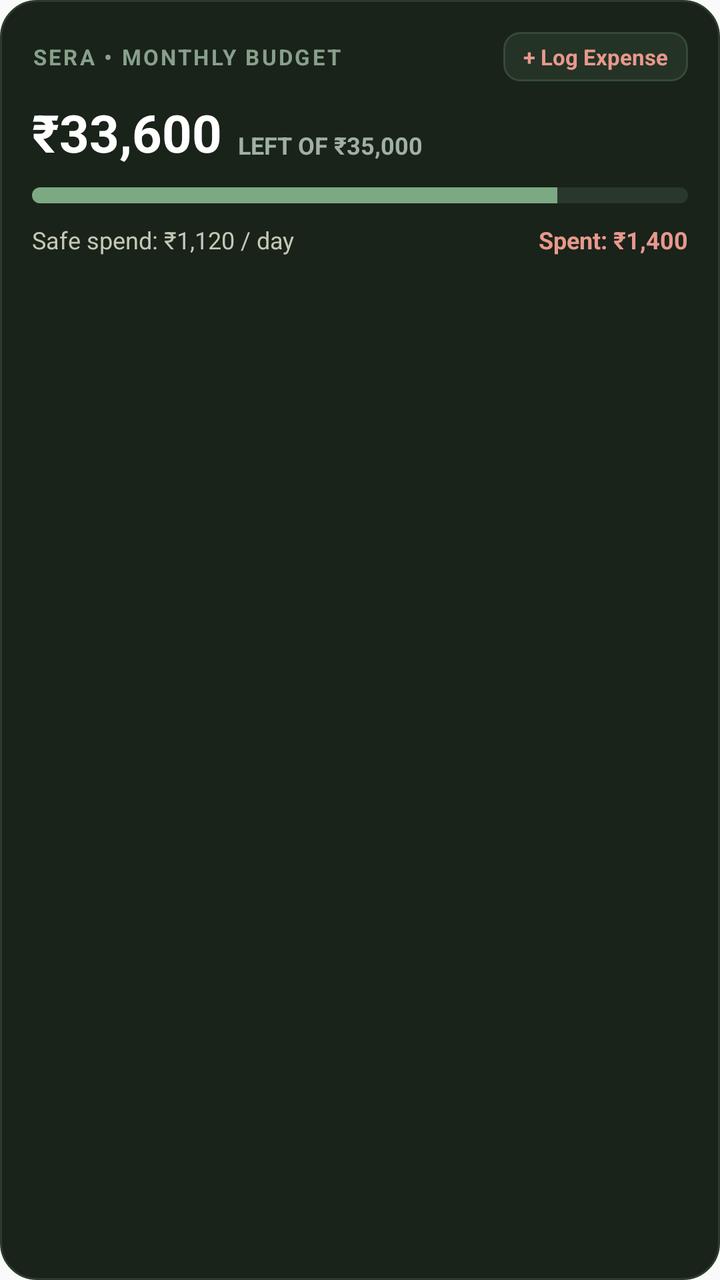
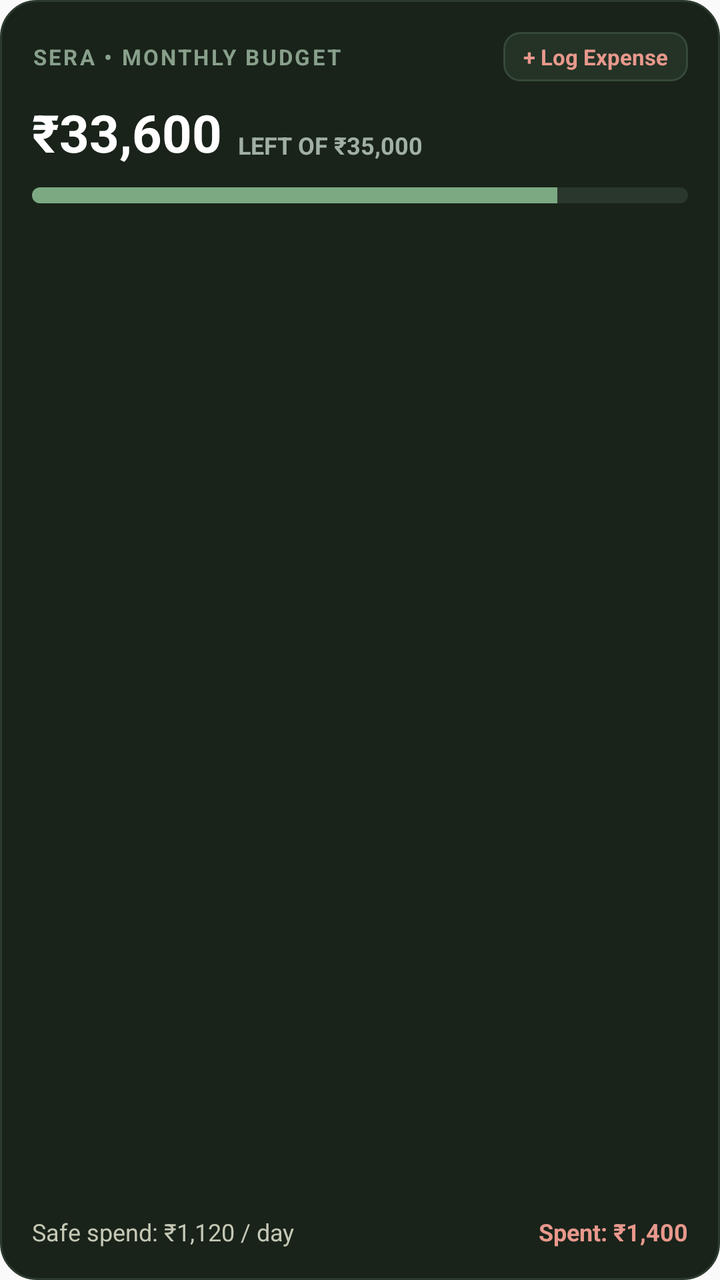

Screens rendered from an Android XML layout before and after an edit, with the pre-edit source and the edit as a unified diff.
<!-- AndroidManifest.xml: application theme AppTheme -->
<!-- res/layout/sera_widget_budget.xml -->
<?xml version="1.0" encoding="utf-8"?>
<LinearLayout xmlns:android="http://schemas.android.com/apk/res/android"
    android:id="@+id/widget_budget_root"
    android:layout_width="match_parent"
    android:layout_height="match_parent"
    android:background="@drawable/widget_card_bg"
    android:orientation="vertical"
    android:padding="16dp">

    
    <LinearLayout
        android:layout_width="match_parent"
        android:layout_height="wrap_content"
        android:gravity="center_vertical"
        android:orientation="horizontal">

        <TextView
            android:layout_width="0dp"
            android:layout_height="wrap_content"
            android:layout_weight="1"
            android:letterSpacing="0.1"
            android:text="SERA • MONTHLY BUDGET"
            android:textColor="#88A08B"
            android:textSize="11sp"
            android:textStyle="bold" />

        <TextView
            android:id="@+id/btn_budget_add_expense"
            android:layout_width="wrap_content"
            android:layout_height="wrap_content"
            android:background="@drawable/widget_button_bg"
            android:paddingStart="10dp"
            android:paddingTop="5dp"
            android:paddingEnd="10dp"
            android:paddingBottom="5dp"
            android:text="+ Log Expense"
            android:textColor="#E8988C"
            android:textSize="11sp"
            android:textStyle="bold" />
    </LinearLayout>

    
    <LinearLayout
        android:layout_width="match_parent"
        android:layout_height="wrap_content"
        android:layout_marginTop="8dp"
        android:baselineAligned="false"
        android:gravity="bottom"
        android:orientation="horizontal">

        <TextView
            android:id="@+id/widget_budget_remaining"
            android:layout_width="wrap_content"
            android:layout_height="wrap_content"
            android:text="₹33,600"
            android:textColor="#FFFFFF"
            android:textSize="26sp"
            android:textStyle="bold" />

        <TextView
            android:id="@+id/widget_budget_total"
            android:layout_width="wrap_content"
            android:layout_height="wrap_content"
            android:layout_marginStart="8dp"
            android:layout_marginBottom="3dp"
            android:text="LEFT OF ₹35,000"
            android:textColor="#A0B0A2"
            android:textSize="12sp"
            android:textStyle="bold" />
    </LinearLayout>

    
    <ProgressBar
        android:id="@+id/widget_budget_progress"
        style="?android:attr/progressBarStyleHorizontal"
        android:layout_width="match_parent"
        android:layout_height="8dp"
        android:layout_marginTop="10dp"
        android:max="100"
        android:progress="80"
        android:progressDrawable="@drawable/widget_progress_bar" />

    
    <LinearLayout
        android:layout_width="match_parent"
        android:layout_height="wrap_content"
        android:layout_marginTop="10dp"
        android:orientation="horizontal">

        <TextView
            android:id="@+id/widget_budget_daily_pace"
            android:layout_width="0dp"
            android:layout_height="wrap_content"
            android:layout_weight="1"
            android:text="Safe spend: ₹1,120 / day"
            android:textColor="#C5C8B5"
            android:textSize="12sp" />

        <TextView
            android:id="@+id/widget_budget_spent_total"
            android:layout_width="wrap_content"
            android:layout_height="wrap_content"
            android:text="Spent: ₹1,400"
            android:textColor="#E8988C"
            android:textSize="12sp"
            android:textStyle="bold" />
    </LinearLayout>
</LinearLayout>
<!-- resources referenced by this layout -->
<resources>
  <!-- drawable widget_button_bg (drawable) -->
  <?xml version="1.0" encoding="utf-8"?>
  <shape xmlns:android="http://schemas.android.com/apk/res/android"
      android:shape="rectangle">
      <solid android:color="#243326" />
      <corners android:radius="8dp" />
      <stroke
          android:width="1dp"
          android:color="#364938" />
  </shape>
  <!-- drawable widget_card_bg (drawable) -->
  <?xml version="1.0" encoding="utf-8"?>
  <shape xmlns:android="http://schemas.android.com/apk/res/android"
      android:shape="rectangle">
      <solid android:color="#19231A" />
      <corners android:radius="18dp" />
      <stroke
          android:width="1dp"
          android:color="#2C3B2E" />
  </shape>
  <!-- drawable widget_progress_bar (drawable) -->
  <?xml version="1.0" encoding="utf-8"?>
  <layer-list xmlns:android="http://schemas.android.com/apk/res/android">
      <item android:id="@android:id/background">
          <shape>
              <corners android:radius="4dp" />
              <solid android:color="#2A372C" />
          </shape>
      </item>
      <item android:id="@android:id/progress">
          <clip>
              <shape>
                  <corners android:radius="4dp" />
                  <solid android:color="#7CA982" />
              </shape>
          </clip>
      </item>
  </layer-list>
  <style name="AppTheme" parent="Theme.AppCompat.DayNight.NoActionBar">
          
          <item name="android:editTextBackground">@drawable/rn_edit_text_material</item>
      </style>
  <!-- drawable rn_edit_text_material (drawable) -->
  <?xml version="1.0" encoding="utf-8"?>
  <inset xmlns:android="http://schemas.android.com/apk/res/android"
         android:insetLeft="@dimen/abc_edit_text_inset_horizontal_material"
         android:insetRight="@dimen/abc_edit_text_inset_horizontal_material"
         android:insetTop="@dimen/abc_edit_text_inset_top_material"
         android:insetBottom="@dimen/abc_edit_text_inset_bottom_material"
         >
  
      <selector>
          
          <item android:state_enabled="false" android:drawable="@drawable/abc_textfield_default_mtrl_alpha"/>
          <item android:drawable="@drawable/abc_textfield_activated_mtrl_alpha"/>
      </selector>
  
  </inset>
</resources>

<!-- the commit's change to res/layout/sera_widget_budget.xml (unified diff, before → after) -->
@@ -18,7 +18,9 @@
             android:layout_width="0dp"
             android:layout_height="wrap_content"
             android:layout_weight="1"
+            android:ellipsize="end"
             android:letterSpacing="0.1"
+            android:maxLines="1"
             android:text="SERA • MONTHLY BUDGET"
             android:textColor="#88A08B"
             android:textSize="11sp"
@@ -29,6 +31,7 @@
             android:layout_width="wrap_content"
             android:layout_height="wrap_content"
             android:background="@drawable/widget_button_bg"
+            android:maxLines="1"
             android:paddingStart="10dp"
             android:paddingTop="5dp"
             android:paddingEnd="10dp"
@@ -63,6 +66,8 @@
             android:layout_height="wrap_content"
             android:layout_marginStart="8dp"
             android:layout_marginBottom="3dp"
+            android:ellipsize="end"
+            android:maxLines="1"
             android:text="LEFT OF ₹35,000"
             android:textColor="#A0B0A2"
             android:textSize="12sp"
@@ -81,10 +86,16 @@
         android:progressDrawable="@drawable/widget_progress_bar" />
 
     
+    <View
+        android:layout_width="match_parent"
+        android:layout_height="0dp"
+        android:layout_weight="1" />
+
+    
     <LinearLayout
         android:layout_width="match_parent"
         android:layout_height="wrap_content"
-        android:layout_marginTop="10dp"
+        android:layout_marginTop="8dp"
         android:orientation="horizontal">
 
         <TextView
@@ -92,6 +103,8 @@
             android:layout_width="0dp"
             android:layout_height="wrap_content"
             android:layout_weight="1"
+            android:ellipsize="end"
+            android:maxLines="1"
             android:text="Safe spend: ₹1,120 / day"
             android:textColor="#C5C8B5"
             android:textSize="12sp" />
@@ -100,6 +113,7 @@
             android:id="@+id/widget_budget_spent_total"
             android:layout_width="wrap_content"
             android:layout_height="wrap_content"
+            android:maxLines="1"
             android:text="Spent: ₹1,400"
             android:textColor="#E8988C"
             android:textSize="12sp"
